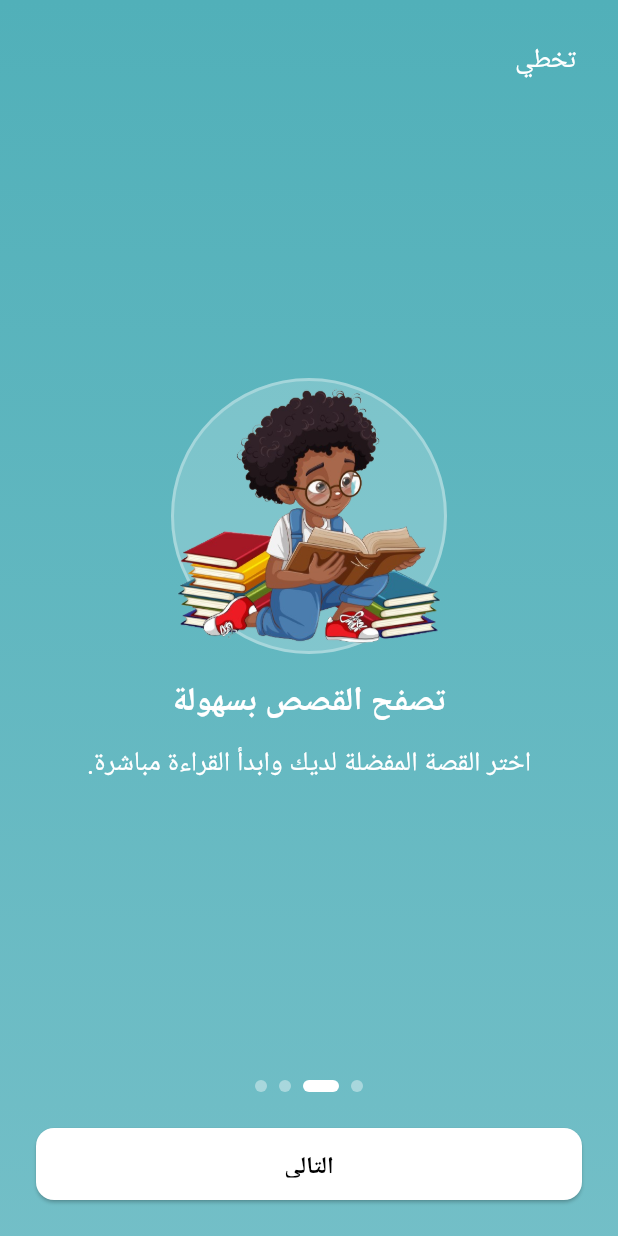
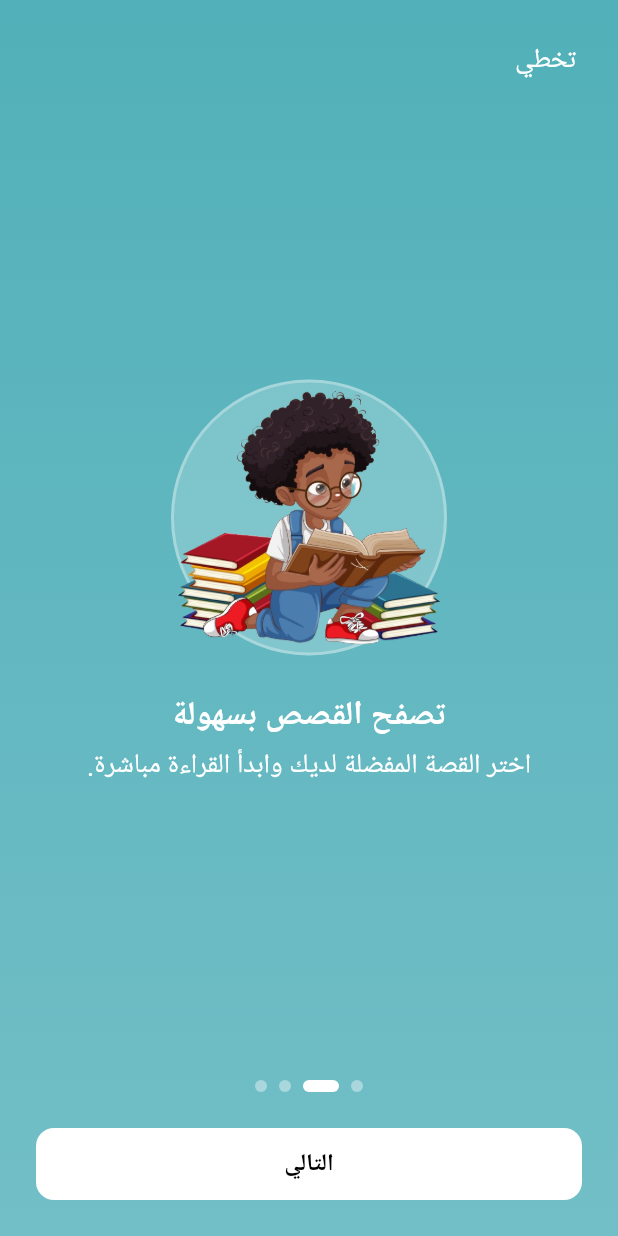
Before and after one commit to Korya25/ico_story_app, a Flutter app: the screen it shows after launch, after a tap on "التالي", on a phone screen of 412 x 824 dp. Run offline on Flutter 3.47's test engine with Material 3 defaults, Android fonts, the phone set to English and light mode, and no system bars; our stand-ins replace animate_do, device_preview, flutter_screenutil, go_router; Roboto replaces fonts that are missing (Cairo).

Commit message:
finish on boreading

```diff
--- a/lib/core/widgets/custom_button.dart
+++ b/lib/core/widgets/custom_button.dart
@@ -1,57 +1,70 @@
 import 'package:flutter/material.dart';
+import 'package:ico_story_app/core/style/app_colors.dart';
 import 'package:ico_story_app/core/utils/context_extension.dart';
+import 'package:ico_story_app/core/widgets/custom_text.dart';
 
 class CustomButton extends StatelessWidget {
   final String text;
   final VoidCallback? onPressed;
   final Color backgroundColor;
-  final Color foregroundColor;
   final FontWeight fontWeight;
   final double mobileFontSize;
   final double tabletFontSize;
   final double? width;
   final double? height;
-  final AlignmentGeometry alignment;
+  final Widget? child;
+  final double? borderRadius;
 
   const CustomButton({
     super.key,
     required this.text,
     this.onPressed,
-    this.backgroundColor = Colors.white,
-    this.foregroundColor = Colors.black,
+    this.backgroundColor = AppColors.white,
     this.fontWeight = FontWeight.bold,
     this.mobileFontSize = 16,
     this.tabletFontSize = 22,
     this.width,
     this.height,
-    this.alignment = Alignment.center,
+    this.child,
+    this.borderRadius,
   });
 
   @override
   Widget build(BuildContext context) {
     final isTablet = context.isTablet;
+    final screenWidth = MediaQuery.of(context).size.width;
 
-    return Align(
-      alignment: alignment,
-      child: SizedBox(
-        width: width ?? (isTablet ? 600 : double.infinity),
-        height: height ?? (isTablet ? 60 : 48),
-        child: ElevatedButton(
-          onPressed: onPressed,
-          style: ElevatedButton.styleFrom(
-            backgroundColor: backgroundColor,
-            foregroundColor: foregroundColor,
-            shape: RoundedRectangleBorder(
-              borderRadius: BorderRadius.circular(12),
+    // لو مستخدم محدد عرض نستخدمه، غير كده نخلي الزرار responsive
+    final effectiveWidth =
+        width ??
+        (isTablet
+            ? (screenWidth * 0.8 > 600 ? 600 : screenWidth * 0.8) // max 600
+            : double.infinity);
+
+    return GestureDetector(
+      onTap: onPressed,
+      child: Center(
+        child: Container(
+          height: height ?? (isTablet ? 60 : 48),
+          width: effectiveWidth,
+          padding: const EdgeInsets.symmetric(vertical: 8),
+          decoration: BoxDecoration(
+            color: backgroundColor,
+            borderRadius: BorderRadius.circular(
+              borderRadius ?? (isTablet ? 16 : 12),
             ),
           ),
-          child: Text(
-            text,
-            style: TextStyle(
-              fontSize: isTablet ? tabletFontSize : mobileFontSize,
-              fontWeight: fontWeight,
-            ),
-          ),
+          alignment: Alignment.center,
+          child:
+              child ??
+              CustomText(
+                text,
+                fontSize: mobileFontSize,
+                tabletFontSize: tabletFontSize,
+                fontWeight: fontWeight,
+                color: Colors.black,
+                textAlign: TextAlign.center,
+              ),
         ),
       ),
     );
--- a/lib/core/widgets/custom_text.dart
+++ b/lib/core/widgets/custom_text.dart
@@ -3,35 +3,36 @@ import 'package:ico_story_app/core/utils/context_extension.dart';
 
 class CustomText extends StatelessWidget {
   final String text;
-  final double mobileFontSize;
-  final double tabletFontSize;
+  final double fontSize;
+  final double? tabletFontSize;
   final FontWeight fontWeight;
   final Color color;
   final TextAlign textAlign;
-  final double? height;
 
   const CustomText(
     this.text, {
     super.key,
-    required this.mobileFontSize,
-    required this.tabletFontSize,
+    required this.fontSize,
+    this.tabletFontSize,
     this.fontWeight = FontWeight.normal,
     this.color = Colors.black,
     this.textAlign = TextAlign.start,
-    this.height,
   });
 
   @override
   Widget build(BuildContext context) {
     final isTablet = context.isTablet;
+    final effectiveFontSize = isTablet
+        ? (tabletFontSize ?? fontSize * 1.6)
+        : fontSize;
+
     return Text(
       text,
       textAlign: textAlign,
       style: TextStyle(
-        fontSize: isTablet ? tabletFontSize : mobileFontSize,
+        fontSize: effectiveFontSize,
         fontWeight: fontWeight,
         color: color,
-        height: height,
       ),
     );
   }
--- a/lib/features/on_boreading/views/on_boreading_view.dart
+++ b/lib/features/on_boreading/views/on_boreading_view.dart
@@ -63,8 +63,8 @@ class _OnboardingViewState extends State<OnboardingView> {
                     "تخطي",
                     fontWeight: FontWeight.w500,
                     color: AppColors.white,
-                    mobileFontSize: 18,
-                    tabletFontSize: 35,
+                    fontSize: 18,
+                    // 35
                   ),
                 ),
               ),
--- a/lib/features/on_boreading/widgets/onboarding_bottom_navigation.dart
+++ b/lib/features/on_boreading/widgets/onboarding_bottom_navigation.dart
@@ -55,20 +55,10 @@ class OnboardingBottomNavigation extends StatelessWidget {
   }
 
   Widget _buildNextButton() {
-    return CustomButton(
-      text: "التالي",
-      onPressed: onNext,
-      backgroundColor: Colors.white,
-      foregroundColor: Colors.black,
-    );
+    return CustomButton(text: "التالي", onPressed: onNext);
   }
 
   Widget _buildGetStartedButton() {
-    return CustomButton(
-      text: "ابدأ الآن",
-      onPressed: onGetStarted,
-      backgroundColor: Colors.white,
-      foregroundColor: Colors.black,
-    );
+    return CustomButton(text: "ابدأ الآن", onPressed: onGetStarted);
   }
 }
--- a/lib/features/on_boreading/widgets/onboarding_widget.dart
+++ b/lib/features/on_boreading/widgets/onboarding_widget.dart
@@ -56,27 +56,26 @@ class OnboardinWidget extends StatelessWidget {
             ),
             delay: Duration(milliseconds: animationDelay),
           ),
-          const SizedBox(height: 16),
+          const SizedBox(height: 24),
           AppAnimations.fadeInUp(
             CustomText(
               page.title,
               color: AppColors.white,
               textAlign: TextAlign.center,
-              mobileFontSize: 22,
-              tabletFontSize: 38,
+              fontSize: 22,
+              //  tabletFontSize: 38,
               fontWeight: FontWeight.bold,
             ),
             delay: Duration(milliseconds: animationDelay + 100),
           ),
-          const SizedBox(height: 12),
+          const SizedBox(height: 4),
           AppAnimations.fadeInUp(
             CustomText(
               page.description,
               color: Colors.white,
               textAlign: TextAlign.center,
-              mobileFontSize: 18,
-              tabletFontSize: 28,
-              height: 1.5,
+              fontSize: 18,
+              // tabletFontSize: 28,
             ),
             delay: Duration(milliseconds: animationDelay + 200),
           ),
--- a/lib/main.dart
+++ b/lib/main.dart
@@ -7,8 +7,8 @@ import 'package:ico_story_app/core/style/app_theme.dart';
 
 void main() {
   runApp(
-    //   DevicePreview(enabled: !kReleaseMode, builder: (context) => const MyApp()),
-    MyApp(),
+    DevicePreview(enabled: !kReleaseMode, builder: (context) => const MyApp()),
+    // MyApp(),
   );
 }
 
```
